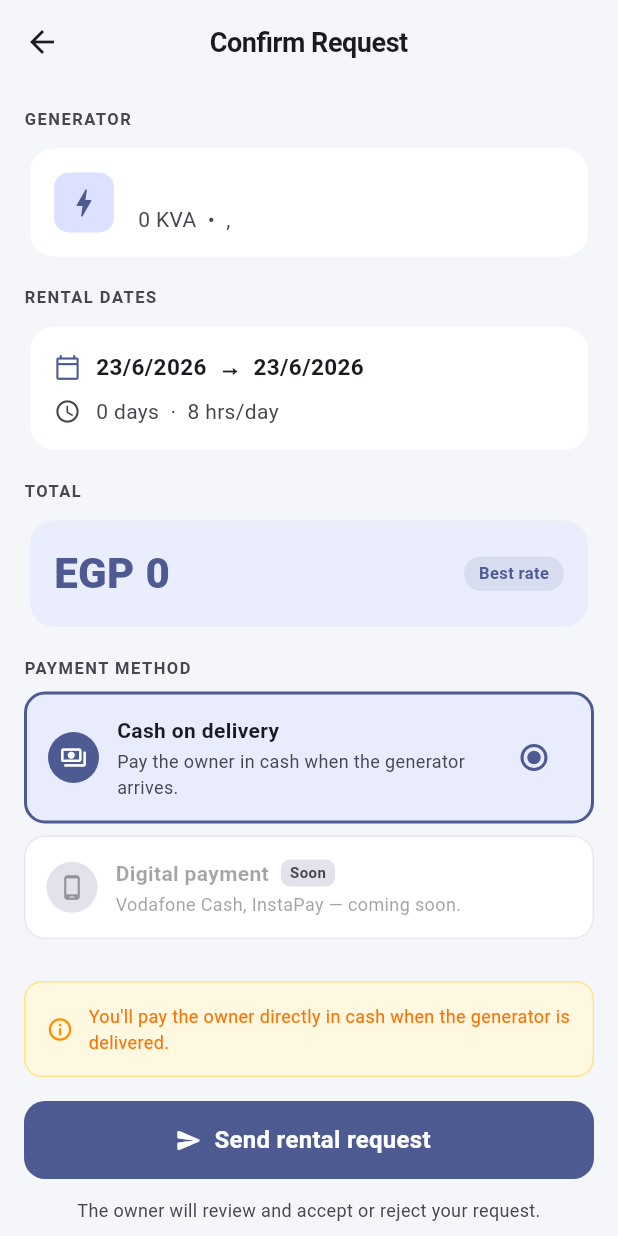
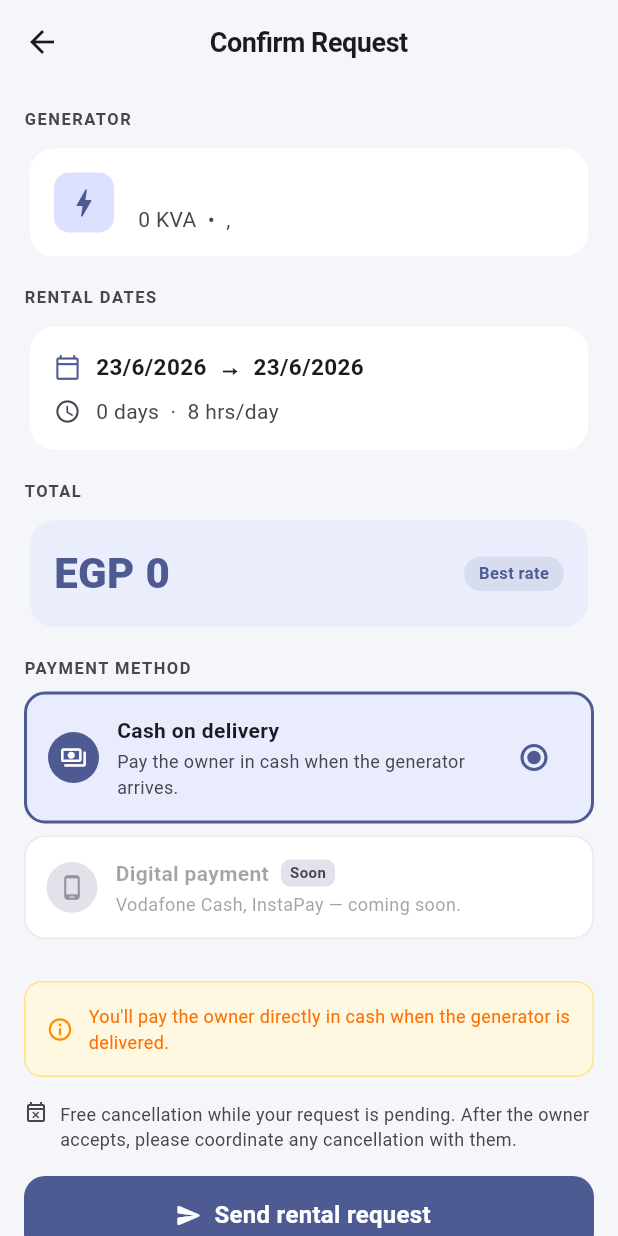
Before and after one commit to ahmedandaloes/AnDaLoeS-for-Generators, a Flutter app: the PaymentConfirmationScreen screen opened directly with empty values, on a phone screen of 412 x 824 dp. Run offline on Flutter 3.47's test engine with Material 3 defaults, Android fonts, the phone set to English and light mode, and no system bars; our stand-ins replace file_picker, flutter_map, flutter_riverpod, go_router, latlong2, share_plus and 2 more; accounts and stored records are empty; generated files the repository leaves out were written again.

Commit message:
feat(ux): show cancellation policy at booking
Clarity up front (ease-of-use/trust): the confirmation screen now states the
cancellation policy — free while the request is pending; coordinate with the
owner after acceptance (matches the RLS rule that customers can only cancel
pending requests). analyze: clean.

```diff
--- a/app/lib/features/rental_request/presentation/payment_confirmation_screen.dart
+++ b/app/lib/features/rental_request/presentation/payment_confirmation_screen.dart
@@ -386,6 +386,23 @@ class _PaymentConfirmationScreenState
                 ]),
               ),
 
+            // Cancellation policy (clarity up front)
+            Padding(
+              padding: const EdgeInsets.only(bottom: 16),
+              child: Row(crossAxisAlignment: CrossAxisAlignment.start, children: [
+                Icon(Icons.event_busy_outlined,
+                    size: 16, color: cs.onSurfaceVariant),
+                const SizedBox(width: 8),
+                Expanded(
+                  child: Text(
+                    'Free cancellation while your request is pending. After the '
+                    'owner accepts, please coordinate any cancellation with them.',
+                    style: TextStyle(fontSize: 12, color: cs.onSurfaceVariant),
+                  ),
+                ),
+              ]),
+            ),
+
             // Confirm button
             FilledButton.icon(
               onPressed: _submitting ? null : _confirm,
```
Also changed, not shown: 1 other file.
